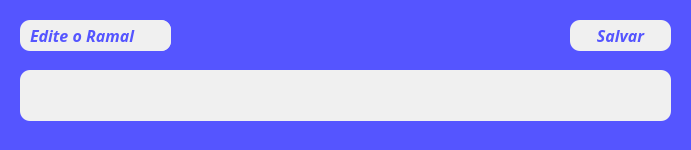
Above: editar.ui from Felipe-Pinheiro-Lopes/Ramais before the change. Below: the same form after it.
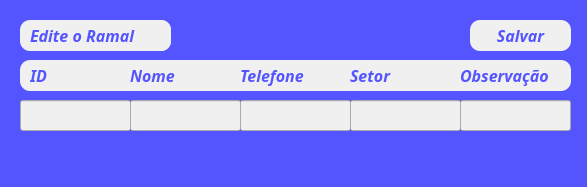
That is the form after the change.

Commit message: Implementação dos Botões de excluir e editar

```diff
--- a/editar.ui
+++ b/editar.ui
@@ -6,8 +6,8 @@
    <rect>
     <x>0</x>
     <y>0</y>
-    <width>691</width>
-    <height>150</height>
+    <width>587</width>
+    <height>187</height>
    </rect>
   </property>
   <property name="windowTitle">
@@ -56,24 +56,10 @@
      </property>
     </widget>
    </widget>
-   <widget class="QTableWidget" name="tableWidget">
-    <property name="geometry">
-     <rect>
-      <x>20</x>
-      <y>70</y>
-      <width>651</width>
-      <height>51</height>
-     </rect>
-    </property>
-    <property name="styleSheet">
-     <string notr="true">border-radius: 10px;
-background-color: rgb(240, 240, 240);</string>
-    </property>
-   </widget>
    <widget class="QPushButton" name="pushButton_10">
     <property name="geometry">
      <rect>
-      <x>570</x>
+      <x>470</x>
       <y>20</y>
       <width>101</width>
       <height>31</height>
@@ -97,6 +83,211 @@
      <string>Salvar</string>
     </property>
    </widget>
+   <widget class="QLineEdit" name="lineEdit">
+    <property name="geometry">
+     <rect>
+      <x>130</x>
+      <y>100</y>
+      <width>111</width>
+      <height>31</height>
+     </rect>
+    </property>
+    <property name="styleSheet">
+     <string notr="true">background-color: rgb(240, 240, 240);
+</string>
+    </property>
+   </widget>
+   <widget class="QLineEdit" name="lineEdit_2">
+    <property name="geometry">
+     <rect>
+      <x>240</x>
+      <y>100</y>
+      <width>111</width>
+      <height>31</height>
+     </rect>
+    </property>
+    <property name="styleSheet">
+     <string notr="true">background-color: rgb(240, 240, 240);</string>
+    </property>
+   </widget>
+   <widget class="QLineEdit" name="lineEdit_3">
+    <property name="geometry">
+     <rect>
+      <x>350</x>
+      <y>100</y>
+      <width>111</width>
+      <height>31</height>
+     </rect>
+    </property>
+    <property name="styleSheet">
+     <string notr="true">background-color: rgb(240, 240, 240);</string>
+    </property>
+   </widget>
+   <widget class="QLineEdit" name="lineEdit_4">
+    <property name="geometry">
+     <rect>
+      <x>460</x>
+      <y>100</y>
+      <width>111</width>
+      <height>31</height>
+     </rect>
+    </property>
+    <property name="styleSheet">
+     <string notr="true">background-color: rgb(240, 240, 240);</string>
+    </property>
+   </widget>
+   <widget class="QLineEdit" name="lineEdit_5">
+    <property name="geometry">
+     <rect>
+      <x>20</x>
+      <y>100</y>
+      <width>111</width>
+      <height>31</height>
+     </rect>
+    </property>
+    <property name="styleSheet">
+     <string notr="true">background-color: rgb(240, 240, 240);</string>
+    </property>
+   </widget>
+   <widget class="QFrame" name="verticalFrame_2">
+    <property name="geometry">
+     <rect>
+      <x>20</x>
+      <y>60</y>
+      <width>551</width>
+      <height>31</height>
+     </rect>
+    </property>
+    <property name="styleSheet">
+     <string notr="true">background-color: rgb(240, 240, 240);
+border-radius: 10px;</string>
+    </property>
+    <widget class="QLabel" name="label_3">
+     <property name="geometry">
+      <rect>
+       <x>10</x>
+       <y>0</y>
+       <width>51</width>
+       <height>31</height>
+      </rect>
+     </property>
+     <property name="font">
+      <font>
+       <family>Source Code Pro</family>
+       <pointsize>12</pointsize>
+       <weight>75</weight>
+       <italic>true</italic>
+       <bold>true</bold>
+      </font>
+     </property>
+     <property name="styleSheet">
+      <string notr="true">color: rgb(85, 85, 255);</string>
+     </property>
+     <property name="text">
+      <string>ID</string>
+     </property>
+    </widget>
+    <widget class="QLabel" name="label_4">
+     <property name="geometry">
+      <rect>
+       <x>110</x>
+       <y>0</y>
+       <width>51</width>
+       <height>31</height>
+      </rect>
+     </property>
+     <property name="font">
+      <font>
+       <family>Source Code Pro</family>
+       <pointsize>12</pointsize>
+       <weight>75</weight>
+       <italic>true</italic>
+       <bold>true</bold>
+      </font>
+     </property>
+     <property name="styleSheet">
+      <string notr="true">color: rgb(85, 85, 255);</string>
+     </property>
+     <property name="text">
+      <string>Nome</string>
+     </property>
+    </widget>
+    <widget class="QLabel" name="label_5">
+     <property name="geometry">
+      <rect>
+       <x>220</x>
+       <y>0</y>
+       <width>81</width>
+       <height>31</height>
+      </rect>
+     </property>
+     <property name="font">
+      <font>
+       <family>Source Code Pro</family>
+       <pointsize>12</pointsize>
+       <weight>75</weight>
+       <italic>true</italic>
+       <bold>true</bold>
+      </font>
+     </property>
+     <property name="styleSheet">
+      <string notr="true">color: rgb(85, 85, 255);</string>
+     </property>
+     <property name="text">
+      <string>Telefone</string>
+     </property>
+    </widget>
+    <widget class="QLabel" name="label_6">
+     <property name="geometry">
+      <rect>
+       <x>330</x>
+       <y>0</y>
+       <width>51</width>
+       <height>31</height>
+      </rect>
+     </property>
+     <property name="font">
+      <font>
+       <family>Source Code Pro</family>
+       <pointsize>12</pointsize>
+       <weight>75</weight>
+       <italic>true</italic>
+       <bold>true</bold>
+      </font>
+     </property>
+     <property name="styleSheet">
+      <string notr="true">color: rgb(85, 85, 255);</string>
+     </property>
+     <property name="text">
+      <string>Setor</string>
+     </property>
+    </widget>
+    <widget class="QLabel" name="label_7">
+     <property name="geometry">
+      <rect>
+       <x>440</x>
+       <y>0</y>
+       <width>101</width>
+       <height>31</height>
+      </rect>
+     </property>
+     <property name="font">
+      <font>
+       <family>Source Code Pro</family>
+       <pointsize>12</pointsize>
+       <weight>75</weight>
+       <italic>true</italic>
+       <bold>true</bold>
+      </font>
+     </property>
+     <property name="styleSheet">
+      <string notr="true">color: rgb(85, 85, 255);</string>
+     </property>
+     <property name="text">
+      <string>Observação</string>
+     </property>
+    </widget>
+   </widget>
   </widget>
   <widget class="QStatusBar" name="statusbar"/>
  </widget>
```
The commit also changes 6 other files.
